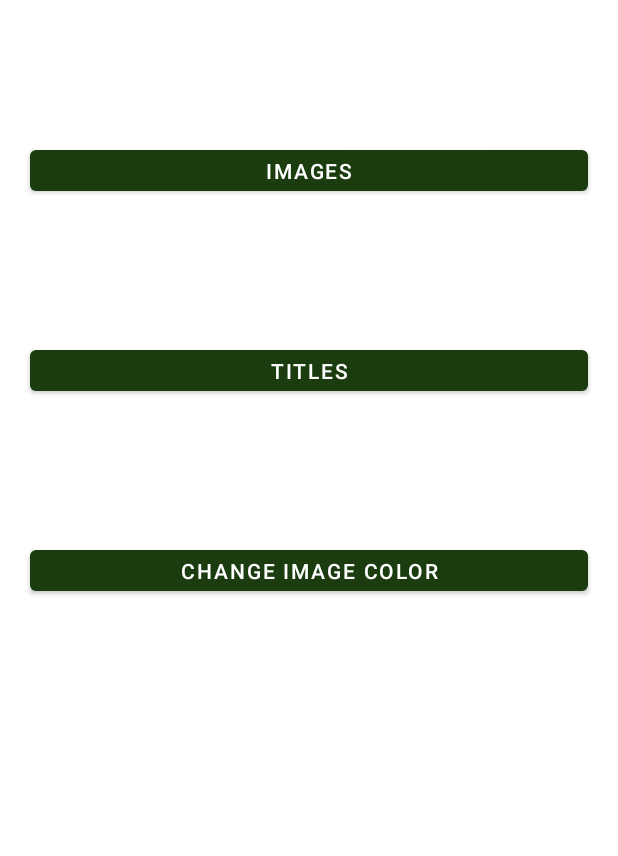
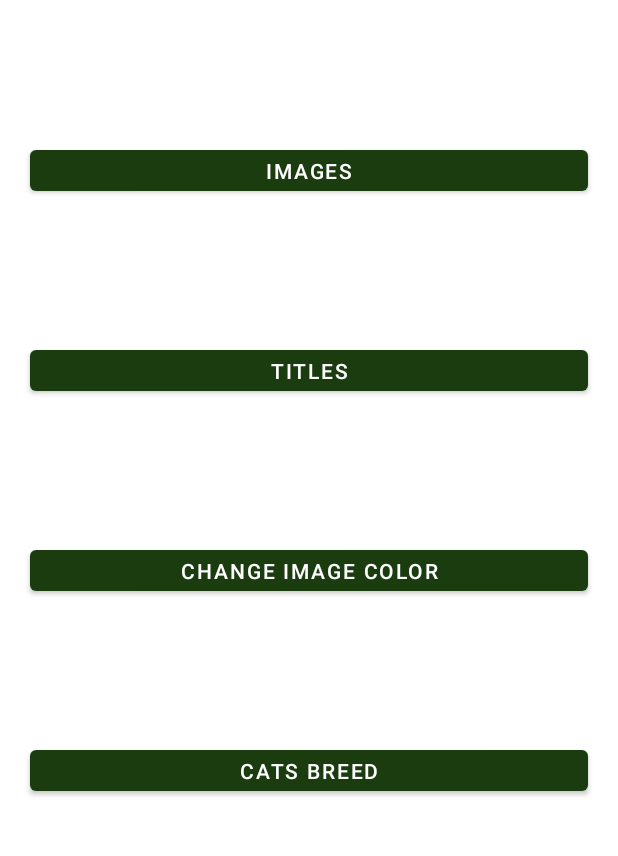
Before and after one commit to Slava0271/android_calculator, an Android app: the screen it shows after launch (MainActivity), on a phone screen of 412 x 824 dp, the part 359-1215 px from its top. Run offline under Robolectric (Android 15) with nearby library versions, the phone set to English and light mode, and no system bars.

Commit message:
add cats breed

```diff
--- a/app/src/main/AndroidManifest.xml
+++ b/app/src/main/AndroidManifest.xml
@@ -11,6 +11,7 @@
         android:roundIcon="@mipmap/ic_launcher_round"
         android:supportsRtl="true"
         android:theme="@style/Theme.Calc">
+        <activity android:name=".CatBreed"></activity>
         <activity android:name=".part3_images.ChangeColorActivity" />
         <activity android:name=".CatBreedsActivity" />
         <activity android:name=".part4_title.TitleActivity" />
--- a/app/src/main/java/com/example/calc/MainActivity.kt
+++ b/app/src/main/java/com/example/calc/MainActivity.kt
@@ -27,6 +27,9 @@ class MainActivity : AppCompatActivity() {
         changeImageColorButton.setOnClickListener {
             toChangeImageColor()
         }
+        cats_breed.setOnClickListener {
+            toCatBreeds()
+        }
         val changeActivityColors: ChangeActivityColors = ChangeActivityColors()
         changeActivityColors.listenSwitchButton(switchChangeColor,main_activity)
 
@@ -43,4 +46,7 @@ class MainActivity : AppCompatActivity() {
     private fun toChangeImageColor(){
         startActivity(Intent(this, ChangeColorActivity::class.java))
     }
+    private fun toCatBreeds(){
+        startActivity(Intent(this, CatBreed::class.java))
+    }
 }
--- a/app/src/main/res/layout/activity_main.xml
+++ b/app/src/main/res/layout/activity_main.xml
@@ -80,7 +80,16 @@
                 android:insetLeft="20dp"
                 android:insetTop="100dp"
                 android:insetRight="20dp"
-                android:text="Change image color"
+                android:text="@string/change_image_color"
+                app:backgroundTint="@color/button_color" />
+            <Button
+                android:id="@+id/cats_breed"
+                android:layout_width="match_parent"
+                android:layout_height="match_parent"
+                android:insetLeft="20dp"
+                android:insetTop="100dp"
+                android:insetRight="20dp"
+                android:text="@string/cats_breed"
                 app:backgroundTint="@color/button_color" />
 
 
--- a/app/src/main/res/values/strings.xml
+++ b/app/src/main/res/values/strings.xml
@@ -37,6 +37,8 @@
     <string name="title4">title4</string>
     <string name="title6">title6</string>
     <string name="titles">Titles</string>
+    <string name="change_image_color">Change image color</string>
+    <string name="cats_breed">Cats Breed</string>
 
     <string-array name="transformation">
         <item>No transformation</item>
```
Also changed, not shown: app/src/main/java/com/example/calc/CatBreed.kt (added, +29 -0 lines), app/src/main/java/com/example/calc/CatBreedsActivity.kt (deleted, +0 -13 lines), app/src/main/res/layout/activity_cat_breed.xml (added, +14 -0 lines), app/src/main/res/layout/activity_cat_breeds.xml (deleted, +0 -15 lines).
